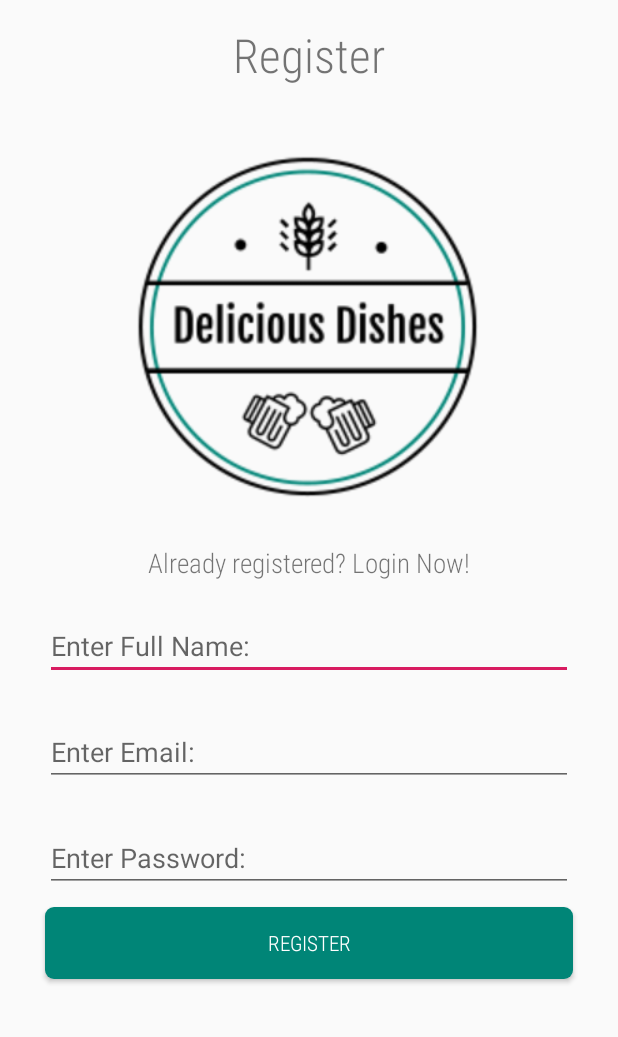
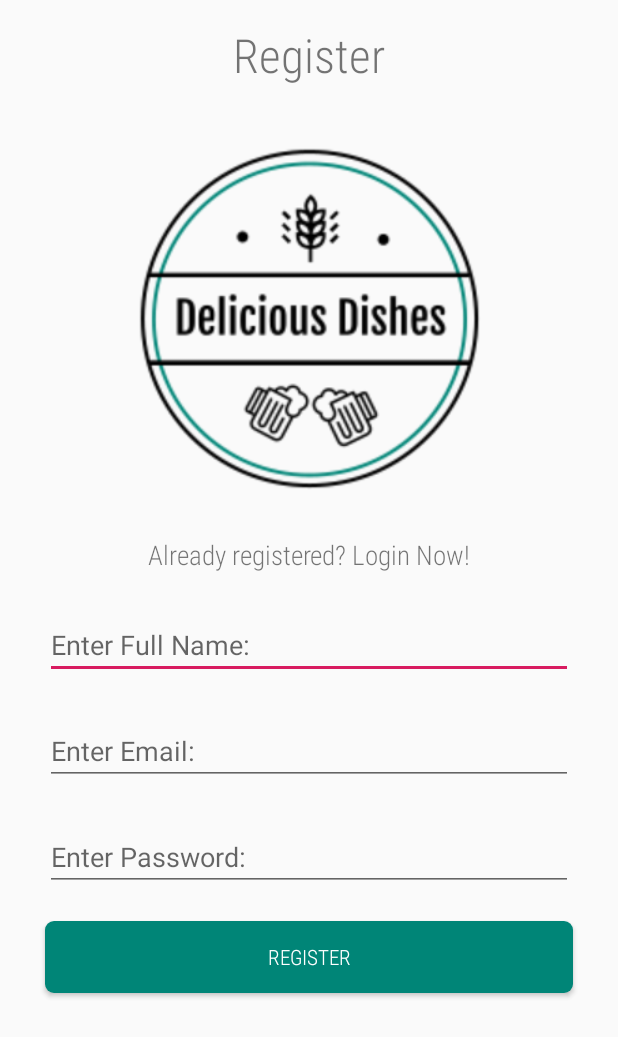
Before and after one commit to Lbannon98/Mobile-Application-Development-Android-App, an Android app: the screen it shows after launch (RegisterActivity), on a phone screen of 412 x 824 dp. Shown: the top 1037 px of the screen. Run offline under Robolectric (Android 15) with nearby library versions, the phone set to English and light mode, and no system bars; our stand-ins replace Firebase (no records; nobody signed in at launch, a user with empty details on screens opened directly); 2 statements that could not run were skipped.

Commit message:
Fixing constraints on register page

```diff
--- a/app/src/main/res/layout/activity_register.xml
+++ b/app/src/main/res/layout/activity_register.xml
@@ -1,5 +1,6 @@
 <?xml version="1.0" encoding="utf-8"?>
-<LinearLayout xmlns:android="http://schemas.android.com/apk/res/android"
+<androidx.constraintlayout.widget.ConstraintLayout xmlns:android="http://schemas.android.com/apk/res/android"
+    xmlns:tools="http://schemas.android.com/tools"
     android:orientation="vertical" android:layout_width="match_parent"
     xmlns:app="http://schemas.android.com/apk/res-auto"
     android:layout_height="match_parent">
@@ -8,49 +9,63 @@
         android:id="@+id/register_title"
         android:layout_width="match_parent"
         android:layout_height="wrap_content"
+        android:layout_marginStart="30dp"
+        android:layout_marginLeft="30dp"
         android:layout_marginTop="15dp"
-        android:layout_marginLeft="30dp"
+        android:layout_marginEnd="30dp"
         android:layout_marginRight="30dp"
-        android:layout_marginBottom="5dp"
+        android:fontFamily="sans-serif-condensed-light"
         android:text="@string/register"
+        android:textAlignment="center"
         android:textSize="14pt"
-        android:fontFamily="sans-serif-condensed-light"
-        android:textAlignment="center"/>
+        app:layout_constraintEnd_toEndOf="parent"
+        app:layout_constraintStart_toStartOf="parent"
+        app:layout_constraintTop_toTopOf="parent" />
 
     <ImageView
         android:id="@+id/register_logo"
         android:layout_width="250dp"
         android:layout_height="250dp"
-        android:layout_marginLeft="80dp"
         android:layout_marginTop="30dp"
-        android:layout_marginRight="80dp"
-        android:src="@drawable/logo" />
+        android:src="@drawable/logo"
+        app:layout_constraintEnd_toEndOf="parent"
+        app:layout_constraintStart_toStartOf="parent"
+        app:layout_constraintTop_toBottomOf="@+id/register_title" />
 
     <TextView
         android:id="@+id/login_to_account"
         android:layout_width="match_parent"
         android:layout_height="wrap_content"
+        android:layout_marginStart="30dp"
+        android:layout_marginLeft="30dp"
         android:layout_marginTop="20dp"
-        android:layout_marginLeft="30dp"
+        android:layout_marginEnd="30dp"
         android:layout_marginRight="30dp"
-        android:layout_marginBottom="5dp"
+        android:fontFamily="sans-serif-condensed-light"
         android:text="@string/login_to_account"
+        android:textAlignment="center"
         android:textSize="8pt"
-        android:fontFamily="sans-serif-condensed-light"
-        android:textAlignment="center"/>
+        app:layout_constraintEnd_toEndOf="parent"
+        app:layout_constraintStart_toStartOf="parent"
+        app:layout_constraintTop_toBottomOf="@+id/register_logo" />
 
     <EditText
         android:id="@+id/register_name"
         android:layout_width="match_parent"
         android:layout_height="wrap_content"
         android:layout_below="@+id/login_to_account"
-        android:layout_marginTop="15dp"
+        android:layout_marginStart="30dp"
         android:layout_marginLeft="30dp"
+        android:layout_marginTop="25dp"
+        android:layout_marginEnd="30dp"
         android:layout_marginRight="30dp"
         android:ems="10"
+        android:hint="@string/register_name"
+        android:importantForAutofill="no"
         android:inputType="textPersonName"
-        android:hint="@string/register_name"
-        android:importantForAutofill="no"/>
+        app:layout_constraintEnd_toEndOf="parent"
+        app:layout_constraintStart_toStartOf="parent"
+        app:layout_constraintTop_toBottomOf="@+id/login_to_account" />
 
 
     <EditText
@@ -58,27 +73,37 @@
         android:layout_width="match_parent"
         android:layout_height="wrap_content"
         android:layout_below="@+id/register_name"
+        android:layout_marginStart="30dp"
+        android:layout_marginLeft="30dp"
         android:layout_marginTop="25dp"
-        android:layout_marginLeft="30dp"
+        android:layout_marginEnd="30dp"
         android:layout_marginRight="30dp"
         android:ems="10"
+        android:hint="@string/login_email"
+        android:importantForAutofill="no"
         android:inputType="textEmailSubject"
-        android:hint="@string/login_email"
-        android:importantForAutofill="no"/>
+        app:layout_constraintEnd_toEndOf="parent"
+        app:layout_constraintStart_toStartOf="parent"
+        app:layout_constraintTop_toBottomOf="@+id/register_name" />
 
     <EditText
         android:id="@+id/register_password"
         android:layout_width="match_parent"
         android:layout_height="wrap_content"
         android:layout_below="@+id/register_email"
+        android:layout_marginStart="30dp"
+        android:layout_marginLeft="30dp"
         android:layout_marginTop="25dp"
-        android:layout_marginLeft="30dp"
+        android:layout_marginEnd="30dp"
         android:layout_marginRight="30dp"
         android:ems="10"
-        android:inputType="textPassword"
         android:hint="@string/login_password"
         android:importantForAutofill="no"
-        android:maxLength="6"/>
+        android:inputType="textPassword"
+        android:maxLength="6"
+        app:layout_constraintEnd_toEndOf="parent"
+        app:layout_constraintStart_toStartOf="parent"
+        app:layout_constraintTop_toBottomOf="@+id/register_email" />
 
     <com.google.android.material.button.MaterialButton
         android:id="@+id/registerBtn"
@@ -86,11 +111,16 @@
         android:layout_width="match_parent"
         android:layout_height="wrap_content"
         android:layout_below="@id/register_password"
+        android:layout_marginStart="30dp"
+        android:layout_marginLeft="30dp"
+        android:layout_marginTop="20dp"
+        android:layout_marginEnd="30dp"
+        android:layout_marginRight="30dp"
         android:fontFamily="sans-serif-condensed-light"
-        android:layout_marginTop="10dp"
-        android:layout_marginRight="30dp"
-        android:layout_marginLeft="30dp"
         android:text="@string/register"
-        app:backgroundTint="@color/colorPrimary"/>
+        app:backgroundTint="@color/colorPrimary"
+        app:layout_constraintEnd_toEndOf="parent"
+        app:layout_constraintStart_toStartOf="parent"
+        app:layout_constraintTop_toBottomOf="@+id/register_password" />
 
-</LinearLayout>
+</androidx.constraintlayout.widget.ConstraintLayout>
```
